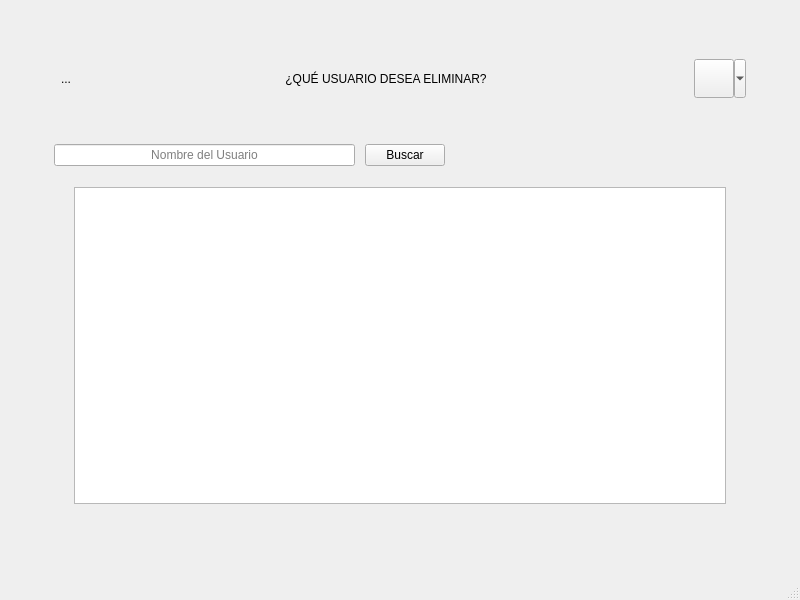
This is Eliminar_Usuarios.ui in Matapuercos666/OPTICA as Qt 5 draws it before an edit. The edited form follows.
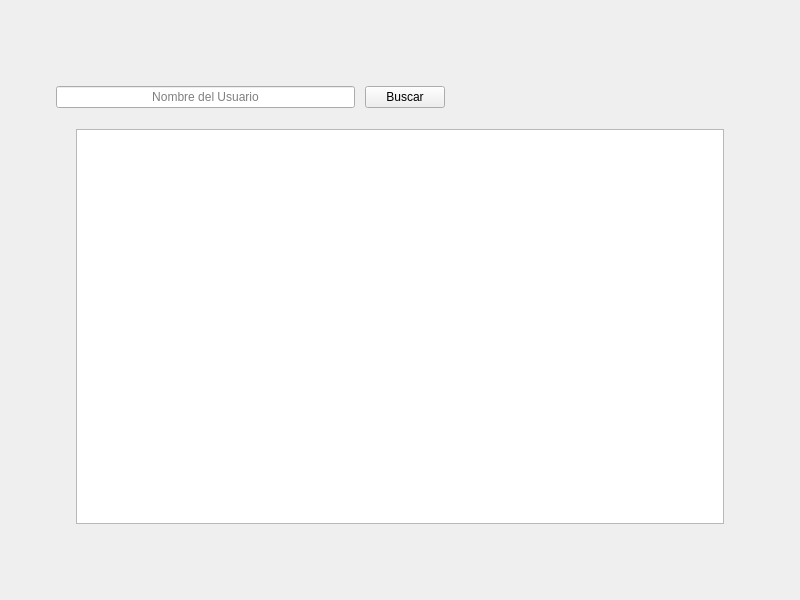
This is the edited form. Icons and pictures are not drawn.

The edit to the form file:
```diff
--- a/Eliminar_Usuarios.ui
+++ b/Eliminar_Usuarios.ui
@@ -1,7 +1,7 @@
 <?xml version="1.0" encoding="UTF-8"?>
 <ui version="4.0">
  <class>Eliminar_Usuarios</class>
- <widget class="QMainWindow" name="Eliminar_Usuarios">
+ <widget class="QWidget" name="Eliminar_Usuarios">
   <property name="geometry">
    <rect>
     <x>0</x>
@@ -13,7 +13,8 @@
   <property name="windowTitle">
    <string>Usuarios</string>
   </property>
-  <widget class="QWidget" name="centralwidget">
+  <layout class="QGridLayout" name="gridLayout_4">
+   <item row="0" column="0">
    <layout class="QGridLayout" name="gridLayout_2">
     <item row="0" column="0">
      <layout class="QGridLayout" name="gridLayout">
@@ -31,7 +32,7 @@
       </property>
       <item row="1" column="0">
        <layout class="QGridLayout" name="Barra_Superior">
-        <item row="3" column="0">
+         <item row="2" column="0">
          <layout class="QHBoxLayout" name="horizontalLayout_4">
           <item>
            <layout class="QHBoxLayout" name="horizontalLayout_2">
@@ -82,7 +83,7 @@
           </item>
          </layout>
         </item>
-        <item row="1" column="0">
+         <item row="0" column="0">
          <spacer name="verticalSpacer">
           <property name="orientation">
            <enum>Qt::Orientation::Vertical</enum>
@@ -98,94 +99,6 @@
           </property>
          </spacer>
         </item>
-        <item row="0" column="0">
-         <layout class="QHBoxLayout" name="horizontalLayout_5">
-          <property name="spacing">
-           <number>15</number>
-          </property>
-          <property name="leftMargin">
-           <number>10</number>
-          </property>
-          <property name="topMargin">
-           <number>15</number>
-          </property>
-          <property name="rightMargin">
-           <number>10</number>
-          </property>
-          <item>
-           <widget class="QToolButton" name="Regresar">
-            <property name="layoutDirection">
-             <enum>Qt::LayoutDirection::LeftToRight</enum>
-            </property>
-            <property name="text">
-             <string>...</string>
-            </property>
-            <property name="icon">
-             <iconset theme="QIcon::ThemeIcon::GoPrevious"/>
-            </property>
-            <property name="autoRaise">
-             <bool>true</bool>
-            </property>
-           </widget>
-          </item>
-          <item>
-           <spacer name="horizontalSpacer_3">
-            <property name="orientation">
-             <enum>Qt::Orientation::Horizontal</enum>
-            </property>
-            <property name="sizeHint" stdset="0">
-             <size>
-              <width>40</width>
-              <height>20</height>
-             </size>
-            </property>
-           </spacer>
-          </item>
-          <item>
-           <widget class="QLabel" name="Titulo2">
-            <property name="text">
-             <string>¿QUÉ USUARIO DESEA ELIMINAR?</string>
-            </property>
-            <property name="alignment">
-             <set>Qt::AlignmentFlag::AlignCenter</set>
-            </property>
-           </widget>
-          </item>
-          <item>
-           <spacer name="horizontalSpacer">
-            <property name="orientation">
-             <enum>Qt::Orientation::Horizontal</enum>
-            </property>
-            <property name="sizeHint" stdset="0">
-             <size>
-              <width>40</width>
-              <height>20</height>
-             </size>
-            </property>
-           </spacer>
-          </item>
-          <item>
-           <widget class="QToolButton" name="Icon">
-            <property name="text">
-             <string/>
-            </property>
-            <property name="icon">
-             <iconset resource="RECURSOS.qrc">
-              <normaloff>:/IMAGENES/IMAGENES/LOGOS/Logo con fondo gris.png</normaloff>:/IMAGENES/IMAGENES/LOGOS/Logo con fondo gris.png</iconset>
-            </property>
-            <property name="iconSize">
-             <size>
-              <width>32</width>
-              <height>32</height>
-             </size>
-            </property>
-            <property name="popupMode">
-             <enum>QToolButton::ToolButtonPopupMode::MenuButtonPopup</enum>
-            </property>
-           </widget>
-          </item>
-         </layout>
-        </item>
        </layout>
       </item>
       <item row="2" column="0">
@@ -214,21 +127,9 @@
      </layout>
     </item>
    </layout>
-  </widget>
-  <widget class="QMenuBar" name="menubar">
-   <property name="geometry">
-    <rect>
-     <x>0</x>
-     <y>0</y>
-     <width>800</width>
-     <height>22</height>
-    </rect>
-   </property>
-  </widget>
-  <widget class="QStatusBar" name="statusbar"/>
- </widget>
- <resources>
-  <include location="RECURSOS.qrc"/>
- </resources>
+   </item>
+  </layout>
+ </widget>
+ <resources/>
  <connections/>
 </ui>
```
Lines whose indentation alone changed are shown as unchanged.
